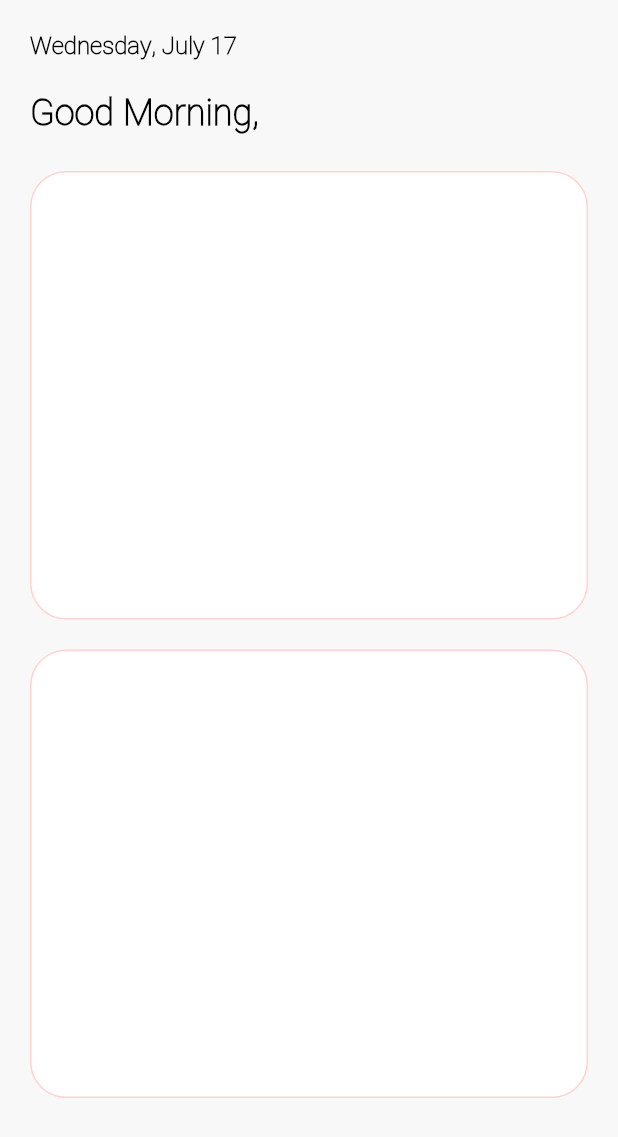
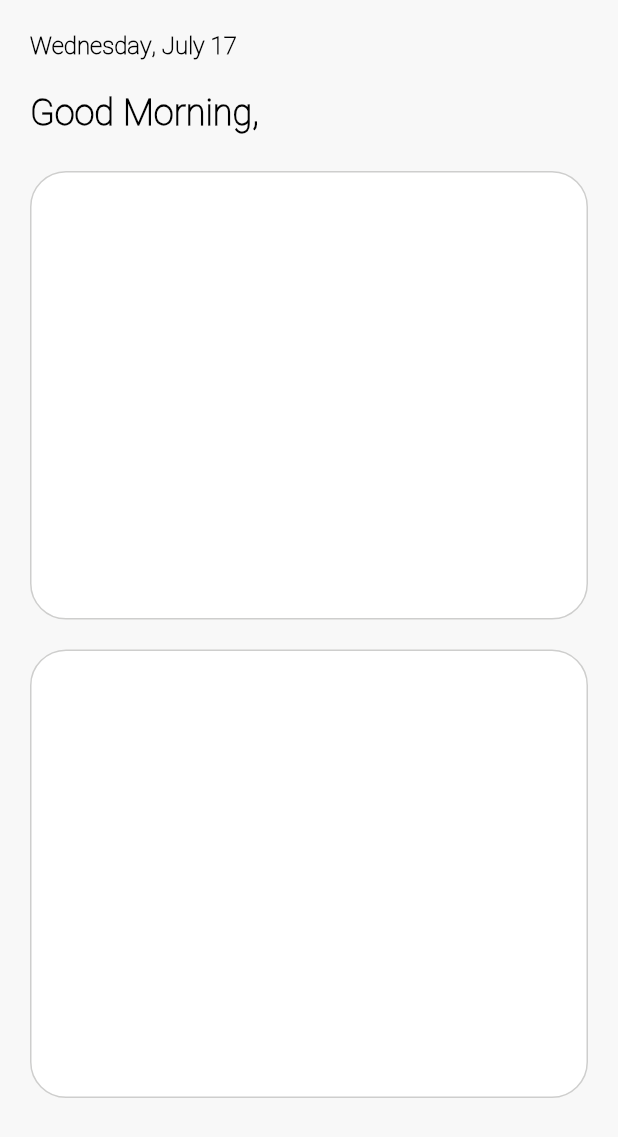
Before and after one commit to Jay-At-Bosc/clockies, a Flutter app: the HomeWidget screen opened directly, on a phone screen of 412 x 824 dp. Shown: the top 1137 px of the screen. Run offline on Flutter 3.47's test engine with Material 3 defaults, Android fonts, the phone set to English and light mode, and no system bars; our stand-ins replace auto_size_text, data_table_2, dropdown_button2, easy_debounce, equatable, font_awesome_flutter and 8 more; missing offline and left inert: aligned_dialog, json_path, mime_type; accounts and stored records are empty; network calls fail; key blocks and very long unbroken strings in the code were emptied for the run.

Commit message:
Updating to latest FlutterFlow output.

```diff
--- a/lib/flutter_flow/flutter_flow_theme.dart
+++ b/lib/flutter_flow/flutter_flow_theme.dart
@@ -136,7 +136,7 @@ class LightModeTheme extends FlutterFlowTheme {
   late Color error = const Color(0xFFFF5963);
   late Color info = const Color(0xFFFFFFFF);
 
-  late Color borderColor = const Color(0xFFFFD3D3);
+  late Color borderColor = const Color(0xFFCECECD);
   late Color warning1 = const Color(0xFFFFC107);
   late Color error1 = const Color(0xFFFF4842);
   late Color backgroundColor = const Color(0xFFEFF2F6);
```
